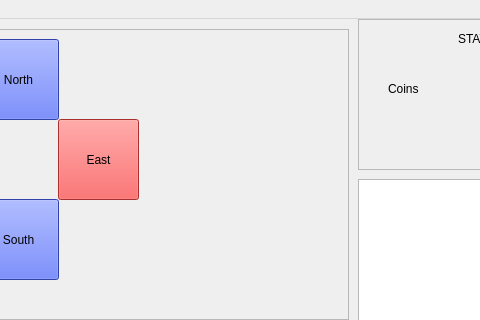
Before: the Qt Designer form CaveMan/mainwindow.ui in MrMoody098/CaveMan, drawn with Qt 5; both pictures show x 712 to 1192 and y 0 to 320 of the 1326 by 725 pixel window.
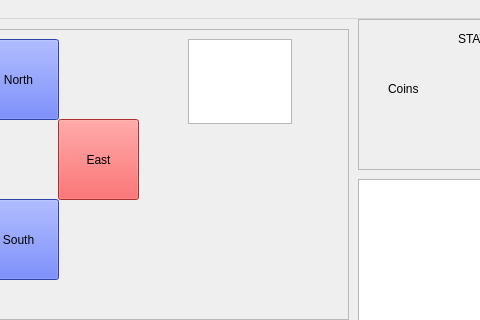
After: the same form once the commit is applied.

Patch:
```diff
--- a/CaveMan/mainwindow.ui
+++ b/CaveMan/mainwindow.ui
@@ -5970,6 +5970,16 @@
       <string>West</string>
      </property>
     </widget>
+    <widget class="QTextEdit" name="CurrentRoom">
+     <property name="geometry">
+      <rect>
+       <x>470</x>
+       <y>10</y>
+       <width>104</width>
+       <height>85</height>
+      </rect>
+     </property>
+    </widget>
    </widget>
   </widget>
   <widget class="QMenuBar" name="menubar">
```
